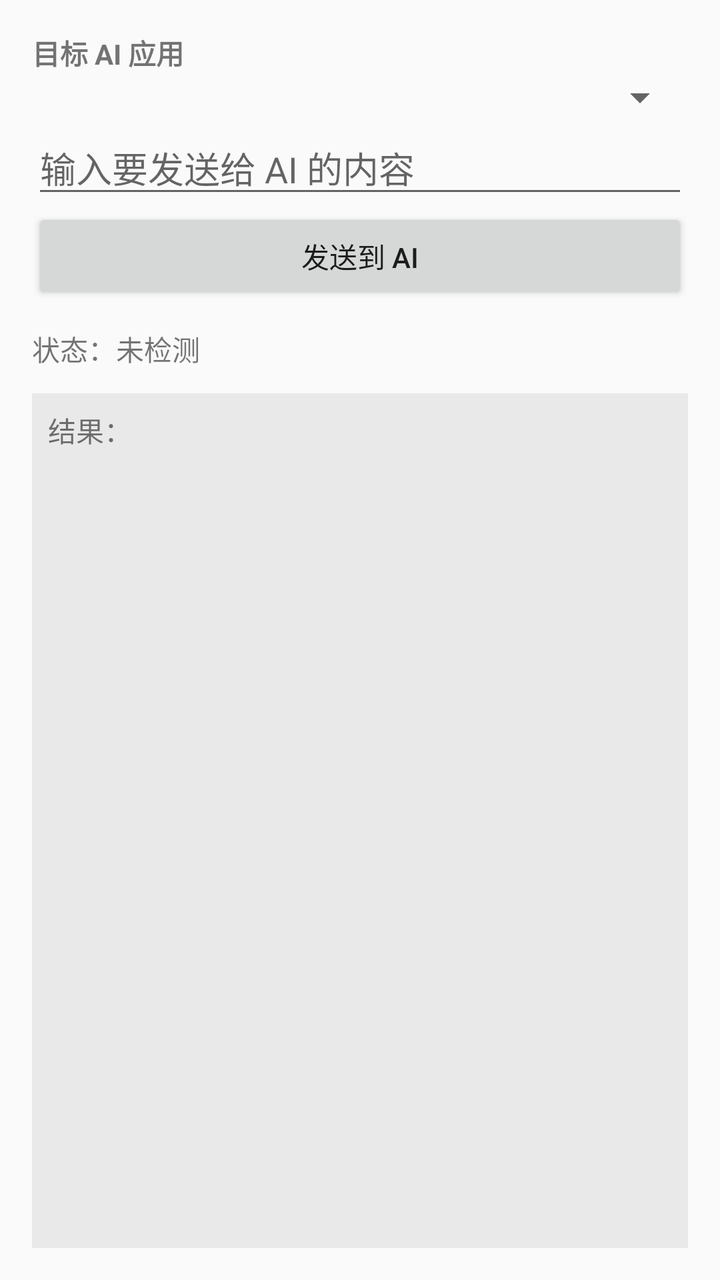
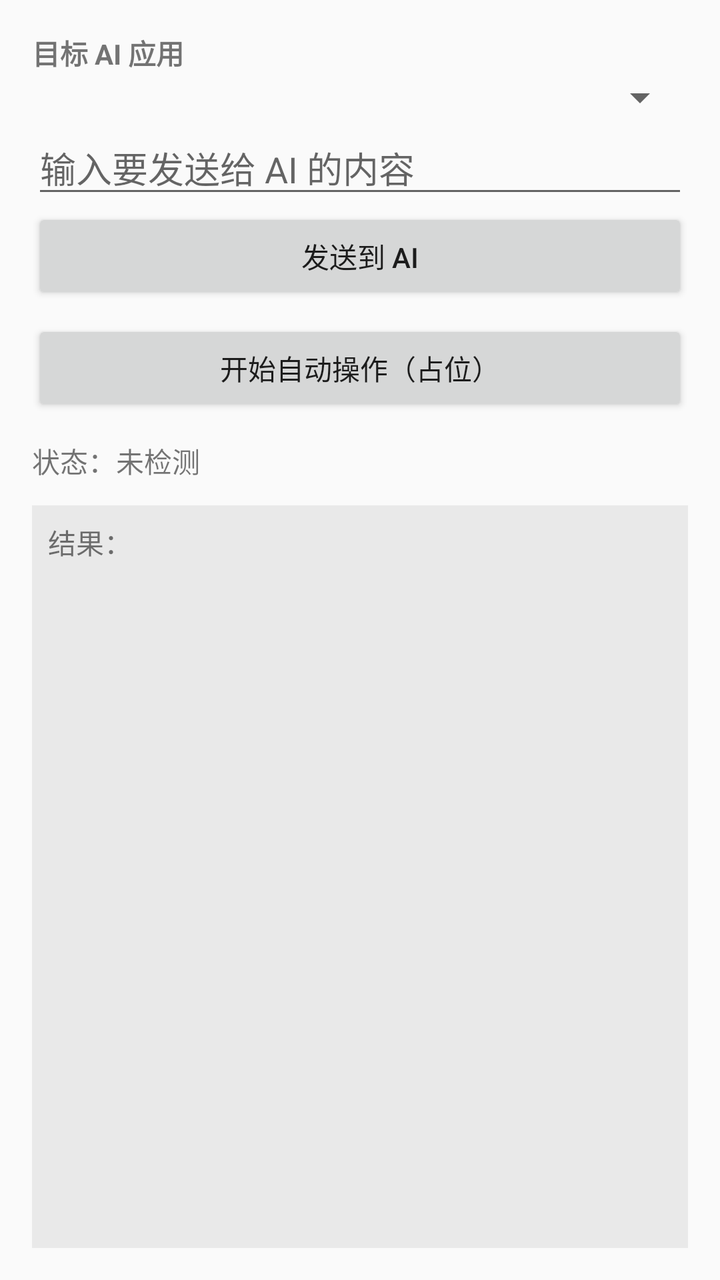

The first picture is an Android layout as it rendered before a commit; the second is the same layout after the commit. The layout source and the unified diff follow.
<!-- AndroidManifest.xml: application theme android:Theme.Material.Light.NoActionBar -->
<!-- res/layout/activity_main.xml -->
<?xml version="1.0" encoding="utf-8"?>
<LinearLayout xmlns:android="http://schemas.android.com/apk/res/android"
    android:layout_width="match_parent"
    android:layout_height="match_parent"
    android:orientation="vertical"
    android:padding="16dp">

    <TextView
        android:layout_width="match_parent"
        android:layout_height="wrap_content"
        android:text="目标 AI 应用"
        android:textStyle="bold"/>

    <Spinner
        android:id="@+id/spinnerApp"
        android:layout_width="match_parent"
        android:layout_height="wrap_content"/>

    <EditText
        android:id="@+id/inputText"
        android:layout_width="match_parent"
        android:layout_height="wrap_content"
        android:hint="输入要发送给 AI 的内容"/>

    <Button
        android:id="@+id/btnSend"
        android:layout_width="match_parent"
        android:layout_height="wrap_content"
        android:text="发送到 AI"/>

    <TextView
        android:id="@+id/statusText"
        android:layout_width="match_parent"
        android:layout_height="wrap_content"
        android:layout_marginTop="12dp"
        android:text="状态：未检测"/>

    <TextView
        android:id="@+id/resultText"
        android:layout_width="match_parent"
        android:layout_height="0dp"
        android:layout_weight="1"
        android:layout_marginTop="12dp"
        android:background="#11000000"
        android:padding="8dp"
        android:gravity="top"
        android:text="结果：\n"/>

</LinearLayout>
<!-- resources referenced by this layout -->
<resources>

</resources>

<!-- the commit's change to res/layout/activity_main.xml (unified diff, before → after) -->
@@ -28,6 +28,13 @@
         android:layout_height="wrap_content"
         android:text="发送到 AI"/>
 
+    <Button
+        android:id="@+id/btnAuto"
+        android:layout_width="match_parent"
+        android:layout_height="wrap_content"
+        android:layout_marginTop="8dp"
+        android:text="开始自动操作（占位）"/>
+
     <TextView
         android:id="@+id/statusText"
         android:layout_width="match_parent"
